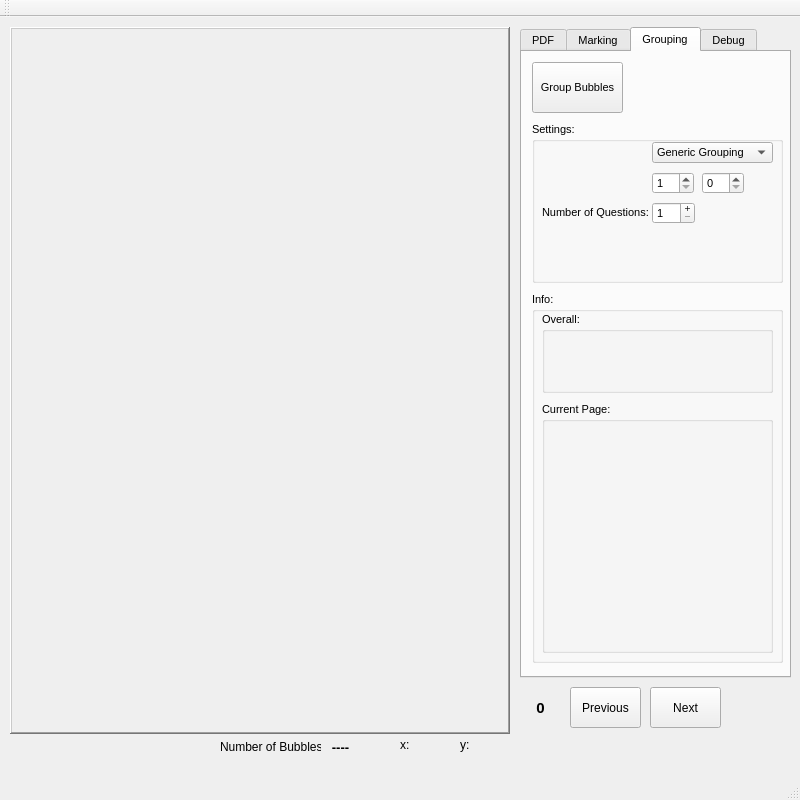
Qt form mainwindow.ui (LemuelKL/Bubble-Sheet-OMR-OpenCV-Qt) before a commit.
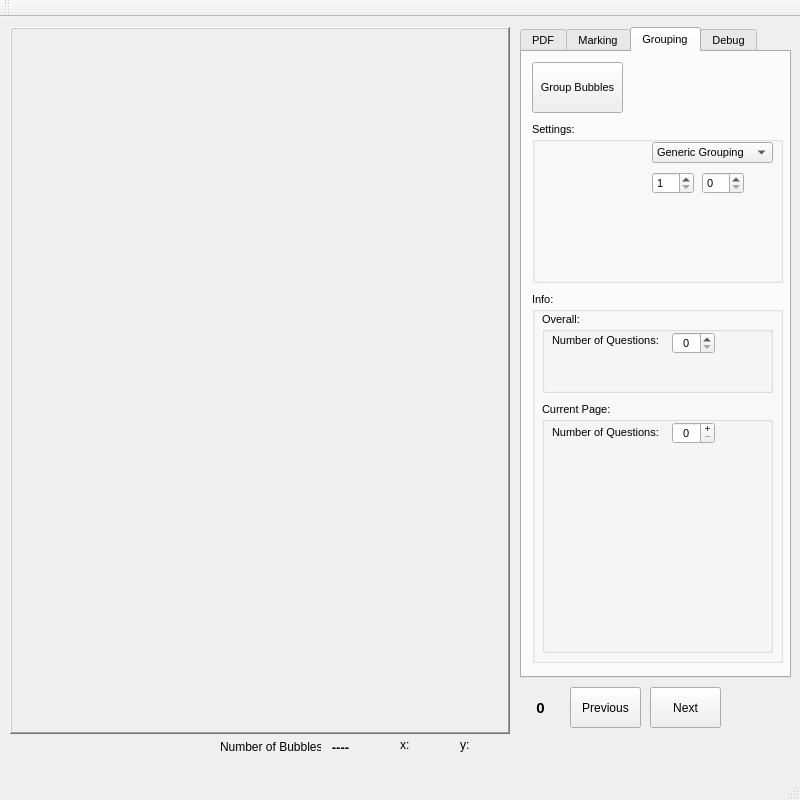
The same form after that commit. Custom widgets are drawn as their Qt base class.

What changed in the file:
```diff
--- a/mainwindow.ui
+++ b/mainwindow.ui
@@ -372,6 +372,44 @@
        <property name="title">
         <string>Overall:</string>
        </property>
+       <widget class="QLabel" name="label_OverAll_nQuestions">
+        <property name="geometry">
+         <rect>
+          <x>10</x>
+          <y>20</y>
+          <width>111</width>
+          <height>16</height>
+         </rect>
+        </property>
+        <property name="text">
+         <string>Number of Questions: </string>
+        </property>
+       </widget>
+       <widget class="QSpinBox" name="spinBox_OverAll_nQuestions">
+        <property name="geometry">
+         <rect>
+          <x>130</x>
+          <y>20</y>
+          <width>43</width>
+          <height>22</height>
+         </rect>
+        </property>
+        <property name="alignment">
+         <set>Qt::AlignCenter</set>
+        </property>
+        <property name="accelerated">
+         <bool>true</bool>
+        </property>
+        <property name="minimum">
+         <number>0</number>
+        </property>
+        <property name="maximum">
+         <number>10000</number>
+        </property>
+        <property name="value">
+         <number>0</number>
+        </property>
+       </widget>
       </widget>
       <widget class="QGroupBox" name="groupBox_Info_CurrentPage">
        <property name="geometry">
@@ -385,6 +423,47 @@
        <property name="title">
         <string>Current Page:</string>
        </property>
+       <widget class="QSpinBox" name="spinbox_CurrentPage_nQuestions">
+        <property name="geometry">
+         <rect>
+          <x>130</x>
+          <y>20</y>
+          <width>43</width>
+          <height>22</height>
+         </rect>
+        </property>
+        <property name="alignment">
+         <set>Qt::AlignCenter</set>
+        </property>
+        <property name="buttonSymbols">
+         <enum>QAbstractSpinBox::PlusMinus</enum>
+        </property>
+        <property name="accelerated">
+         <bool>true</bool>
+        </property>
+        <property name="minimum">
+         <number>0</number>
+        </property>
+        <property name="maximum">
+         <number>10000</number>
+        </property>
+        <property name="value">
+         <number>0</number>
+        </property>
+       </widget>
+       <widget class="QLabel" name="label_CurrentPage_nQuestions">
+        <property name="geometry">
+         <rect>
+          <x>10</x>
+          <y>20</y>
+          <width>111</width>
+          <height>21</height>
+         </rect>
+        </property>
+        <property name="text">
+         <string>Number of Questions:</string>
+        </property>
+       </widget>
       </widget>
      </widget>
      <widget class="QGroupBox" name="groupBox_Grouping_Settings">
@@ -422,28 +501,6 @@
         </rect>
        </property>
       </widget>
-      <widget class="QSpinBox" name="spinBox_nQuestions">
-       <property name="geometry">
-        <rect>
-         <x>120</x>
-         <y>80</y>
-         <width>43</width>
-         <height>22</height>
-        </rect>
-       </property>
-       <property name="buttonSymbols">
-        <enum>QAbstractSpinBox::PlusMinus</enum>
-       </property>
-       <property name="accelerated">
-        <bool>true</bool>
-       </property>
-       <property name="minimum">
-        <number>1</number>
-       </property>
-       <property name="maximum">
-        <number>10000</number>
-       </property>
-      </widget>
       <widget class="QComboBox" name="comboBox_GroupingMethod">
        <property name="geometry">
         <rect>
@@ -464,19 +521,6 @@
         </property>
        </item>
       </widget>
-      <widget class="QLabel" name="label_nQuestions">
-       <property name="geometry">
-        <rect>
-         <x>10</x>
-         <y>80</y>
-         <width>111</width>
-         <height>21</height>
-        </rect>
-       </property>
-       <property name="text">
-        <string>Number of Questions:</string>
-       </property>
-      </widget>
      </widget>
     </widget>
     <widget class="QWidget" name="tab_Debug">
```
